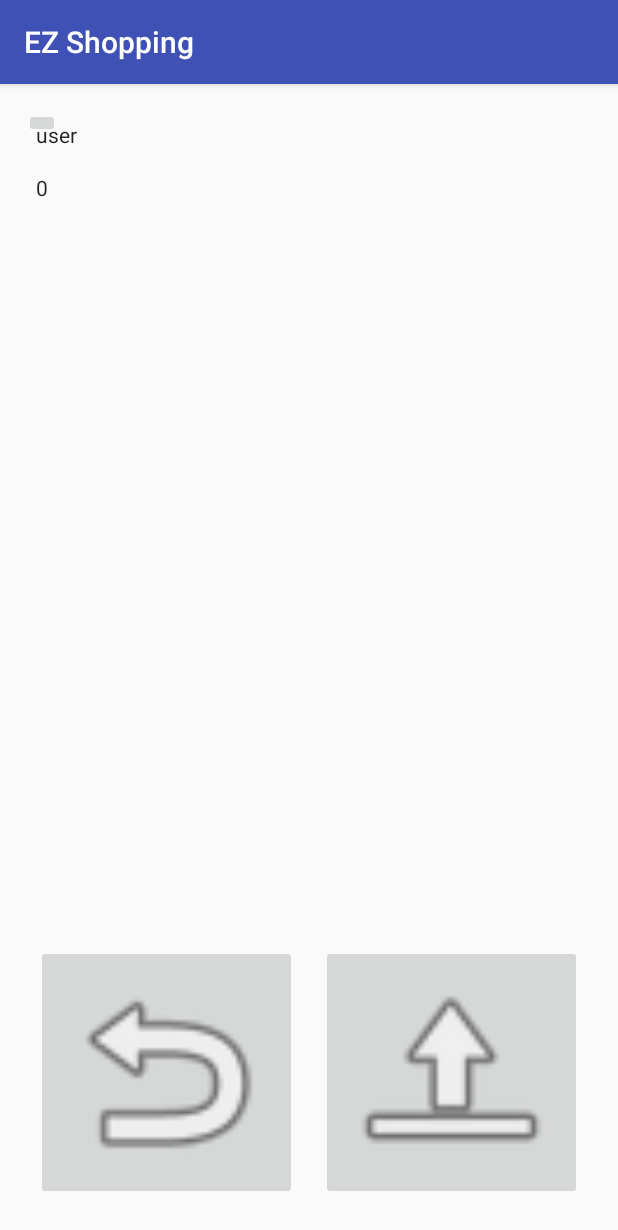
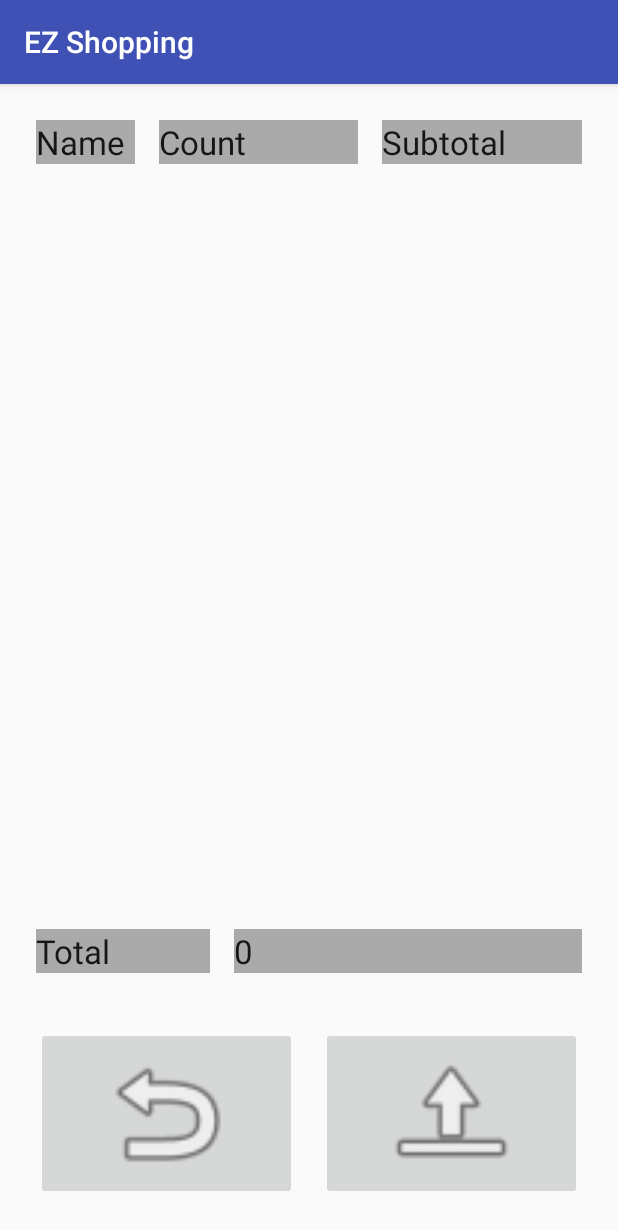
Before and after one commit to MOONYAN/EZShopping, an Android app: the CheckoutActivity screen opened directly, with no data from a screen before it, on a phone screen of 412 x 824 dp. Shown: the top 1230 px of the screen. Run offline under Robolectric (Android 15) with nearby library versions, the phone set to English and light mode, and no system bars; our stand-ins replace Firebase (no records; nobody signed in at launch, a user with empty details on screens opened directly).

Commit message:
fix checkout page

```diff
--- a/app/src/main/java/tw/edu/ntut/ezshopping/CheckoutActivity.java
+++ b/app/src/main/java/tw/edu/ntut/ezshopping/CheckoutActivity.java
@@ -2,6 +2,8 @@ package tw.edu.ntut.ezshopping;
 
 import android.content.SharedPreferences;
 import android.os.Bundle;
+import android.support.v7.widget.LinearLayoutManager;
+import android.support.v7.widget.RecyclerView;
 import android.util.Log;
 import android.view.View;
 import android.widget.TextView;
@@ -10,7 +12,11 @@ import com.google.firebase.database.DatabaseError;
 import com.google.firebase.database.DatabaseReference;
 import com.google.firebase.database.FirebaseDatabase;
 
+import java.util.List;
+
 import tw.edu.ntut.ezshopping.FireField.FireRecord;
+import tw.edu.ntut.ezshopping.ModelField.Cart;
+import tw.edu.ntut.ezshopping.ModelField.CartItem;
 import tw.edu.ntut.ezshopping.ModelField.FireFactory;
 import tw.edu.ntut.ezshopping.ModelField.Model;
 import tw.edu.ntut.ezshopping.ModelField.Record;
@@ -18,10 +24,10 @@ import tw.edu.ntut.ezshopping.ModelField.Record;
 public class CheckoutActivity extends BaseActivity
 {
     private static final String TAG = "CheckoutActivity";
-    private TextView _uidText;
     private TextView _totalText;
+    private RecyclerView _recyclerView;
     private Model _model;
-    private int _total;
+    private Cart _cart;
     private String _uid;
 
     @Override
@@ -32,6 +38,7 @@ public class CheckoutActivity extends BaseActivity
 
         processViews();
         initializeField();
+        initializeRecyclerView();
         updateUI();
     }
 
@@ -40,18 +47,25 @@ public class CheckoutActivity extends BaseActivity
         _model = Model.getInstance();
         SharedPreferences sharedPreferences = getSharedPreferences(getString(R.string.preferenceName), MODE_PRIVATE);
         _uid = sharedPreferences.getString("FirebaseId", null);
-        _total = _model.getCart().getTotalCost();
+        _cart = _model.getCart();
+    }
+
+    private void initializeRecyclerView()
+    {
+        final List<CartItem> list = _cart.getItemList();
+        ItemAdapter _adapter = new ItemAdapter(list);
+        _recyclerView.setAdapter(_adapter);
+        _recyclerView.setLayoutManager(new LinearLayoutManager(this));
     }
 
     private void updateUI()
     {
-        _uidText.setText(_uid);
-        _totalText.setText(_total + "");
+        _totalText.setText(_cart.getTotalCost() +"");
     }
 
     private void processViews()
     {
-        _uidText = (TextView) findViewById(R.id.uid_text);
+        _recyclerView = (RecyclerView) findViewById(R.id.recyclerView);
         _totalText = (TextView) findViewById(R.id.total_text);
     }
 
@@ -78,56 +92,5 @@ public class CheckoutActivity extends BaseActivity
                 finish();
             }
         });
-
-//        CartItem cartItem = new CartItem();
-//        cartItem.ProductId = "TestProductId";
-//        cartItem.Name = "testProduct";
-//        cartItem.ImageURL = "testImage";
-//        cartItem.UnitPrice = 100;
-//        cartItem.Count = 8;
-//        cartItem.Subtotal = 800;
-
-//        List<Product> list = new ArrayList<>();
-//        Product product = new Product();
-//        product.Name = "testName";
-//        product.UnitPrice = 10;
-//        product.ImageURL = "testURL";
-//        list.add(product);
-//        list.add(product);
-//        reference.setValue(list, new DatabaseReference.CompletionListener()
-//        {
-//            @Override
-//            public void onComplete(DatabaseError databaseError, DatabaseReference databaseReference)
-//            {
-//                Log.d(TAG, "onComplete: GGGGGGGGGGGG" );
-//            }
-//        });
-
-//        hideProgressDialog();
-
-
-//        reference.runTransaction(new Transaction.Handler()
-//        {
-//            @Override
-//            public Transaction.Result doTransaction(MutableData mutableData)
-//            {
-//                Product product = mutableData.getValue(Product.class);
-//                product.Name = "testName";
-//                product.UnitPrice = 10;
-//                product.ImageURL = "testURL";
-//                product.Subtotal = 100;
-//                product.Count = 10;
-//                mutableData.setValue(product);
-//                return null;
-//            }
-//
-//            @Override
-//            public void onComplete(DatabaseError databaseError, boolean b, DataSnapshot dataSnapshot)
-//            {
-////                hideProgressDialog();
-////                _model.setNewCart();
-////                finish();
-//            }
-//        });
     }
 }
--- a/app/src/main/res/layout/activity_cart.xml
+++ b/app/src/main/res/layout/activity_cart.xml
@@ -74,7 +74,7 @@
             android:layout_margin="@dimen/default_margin"
             android:layout_weight="2"
             android:background="#AAAAAA"
-            android:hint="Subtotal"
+            android:hint="Total"
             android:textAppearance="?android:attr/textAppearanceLarge"/>
     </LinearLayout>
 
--- a/app/src/main/res/layout/activity_checkout.xml
+++ b/app/src/main/res/layout/activity_checkout.xml
@@ -1,9 +1,10 @@
 <?xml version="1.0" encoding="utf-8"?>
-<RelativeLayout
+<LinearLayout
     xmlns:android="http://schemas.android.com/apk/res/android"
     xmlns:tools="http://schemas.android.com/tools"
     android:layout_width="match_parent"
     android:layout_height="match_parent"
+    android:orientation="vertical"
     android:paddingBottom="@dimen/activity_vertical_margin"
     android:paddingLeft="@dimen/activity_horizontal_margin"
     android:paddingRight="@dimen/activity_horizontal_margin"
@@ -12,31 +13,79 @@
 
     <LinearLayout
         android:layout_width="match_parent"
-        android:layout_height="wrap_content"
-        android:orientation="vertical">
+        android:layout_height="0dp"
+        android:layout_weight="1"
+        android:orientation="horizontal">
 
         <TextView
-            android:id="@+id/uid_text"
-            android:layout_width="match_parent"
+            android:layout_width="0dp"
             android:layout_height="wrap_content"
             android:layout_margin="@dimen/default_margin"
-            android:hint="Uid"
-            android:textAppearance="?android:attr/textAppearance"/>
+            android:layout_weight="1"
+            android:background="#AAAAAA"
+            android:text="Name"
+            android:textAppearance="?android:attr/textAppearanceLarge"/>
+
+        <TextView
+            android:layout_width="0dp"
+            android:layout_height="wrap_content"
+            android:layout_margin="@dimen/default_margin"
+            android:layout_weight="2"
+            android:background="#AAAAAA"
+            android:text="Count"
+            android:textAppearance="?android:attr/textAppearanceLarge"/>
+
+        <TextView
+            android:layout_width="0dp"
+            android:layout_height="wrap_content"
+            android:layout_margin="@dimen/default_margin"
+            android:layout_weight="2"
+            android:background="#AAAAAA"
+            android:text="Subtotal"
+            android:textAppearance="?android:attr/textAppearanceLarge"/>
+    </LinearLayout>
+
+    <android.support.v7.widget.RecyclerView
+        android:id="@+id/recyclerView"
+        android:layout_width="match_parent"
+        android:layout_height="0dp"
+        android:layout_margin="@dimen/default_margin"
+        android:layout_weight="7"
+        android:scrollbars="vertical">
+
+    </android.support.v7.widget.RecyclerView>
+
+    <LinearLayout
+        android:layout_width="match_parent"
+        android:layout_height="0dp"
+        android:layout_weight="1"
+        android:orientation="horizontal">
+
+        <TextView
+            android:layout_width="0dp"
+            android:layout_height="wrap_content"
+            android:layout_margin="@dimen/default_margin"
+            android:layout_weight="1"
+            android:background="#AAAAAA"
+            android:text="Total"
+            android:textAppearance="?android:attr/textAppearanceLarge"/>
 
         <TextView
             android:id="@+id/total_text"
-            android:layout_width="match_parent"
+            android:layout_width="0dp"
             android:layout_height="wrap_content"
             android:layout_margin="@dimen/default_margin"
+            android:layout_weight="2"
+            android:background="#AAAAAA"
             android:hint="Total"
-            android:textAppearance="?android:attr/textAppearance"/>
+            android:textAppearance="?android:attr/textAppearanceLarge"/>
     </LinearLayout>
 
 
     <LinearLayout
         android:layout_width="match_parent"
-        android:layout_height="wrap_content"
-        android:layout_alignParentBottom="true"
+        android:layout_height="0dp"
+        android:layout_weight="2"
         android:orientation="horizontal">
 
         <ImageButton
@@ -48,8 +97,7 @@
             android:adjustViewBounds="true"
             android:onClick="revertOnClick"
             android:scaleType="fitCenter"
-            android:src="@android:drawable/ic_menu_revert"
-            />
+            android:src="@android:drawable/ic_menu_revert"/>
 
         <ImageButton
             android:id="@+id/upload_button"
@@ -60,17 +108,7 @@
             android:adjustViewBounds="true"
             android:onClick="uploadOnClick"
             android:scaleType="fitCenter"
-            android:src="@android:drawable/ic_menu_upload"
-            />
+            android:src="@android:drawable/ic_menu_upload"/>
     </LinearLayout>
 
-    <LinearLayout
-        android:layout_width="match_parent"
-        android:layout_height="wrap_content">
-
-        <ImageButton
-            android:layout_width="wrap_content"
-            android:layout_height="wrap_content"/>
-    </LinearLayout>
-
-</RelativeLayout>
+</LinearLayout>
```
